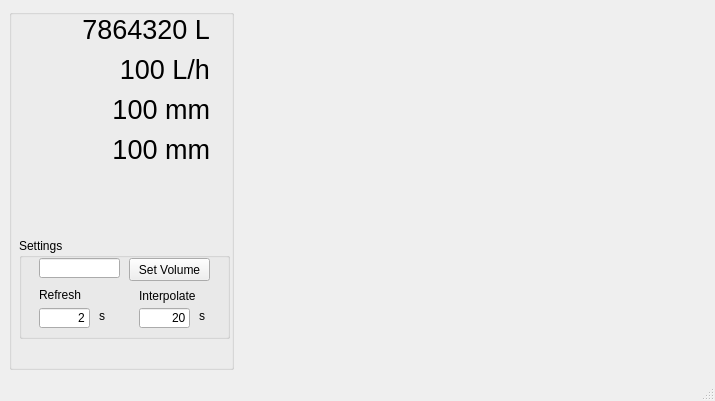
The window that helium_monitor/gui_helium.ui (konchris/andreev) describes before a commit, drawn with Qt 5.
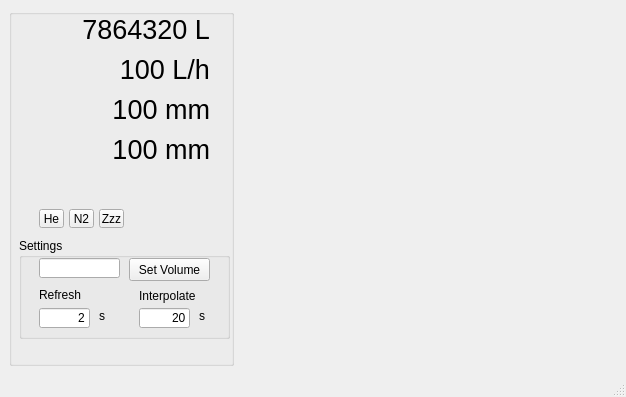
The same window after the commit. Custom widgets are drawn as their Qt base class.

Commit message: ADD: Working HDF5 ADD: helium_monitor/run_helium.py to show HeLvl ADD: 2d Plot

```diff
--- a/helium_monitor/gui_helium.ui
+++ b/helium_monitor/gui_helium.ui
@@ -6,8 +6,8 @@
    <rect>
     <x>0</x>
     <y>0</y>
-    <width>715</width>
-    <height>401</height>
+    <width>626</width>
+    <height>397</height>
    </rect>
   </property>
   <property name="windowTitle">
@@ -236,14 +236,64 @@
         <set>Qt::AlignRight|Qt::AlignTrailing|Qt::AlignVCenter</set>
        </property>
       </widget>
+      <widget class="QToolButton" name="btnHe">
+       <property name="geometry">
+        <rect>
+         <x>30</x>
+         <y>200</y>
+         <width>25</width>
+         <height>19</height>
+        </rect>
+       </property>
+       <property name="text">
+        <string>He</string>
+       </property>
+      </widget>
+      <widget class="QToolButton" name="btnN2">
+       <property name="geometry">
+        <rect>
+         <x>60</x>
+         <y>200</y>
+         <width>25</width>
+         <height>19</height>
+        </rect>
+       </property>
+       <property name="text">
+        <string>N2</string>
+       </property>
+      </widget>
+      <widget class="QToolButton" name="btnZzz">
+       <property name="geometry">
+        <rect>
+         <x>90</x>
+         <y>200</y>
+         <width>25</width>
+         <height>19</height>
+        </rect>
+       </property>
+       <property name="text">
+        <string>Zzz</string>
+       </property>
+      </widget>
      </widget>
     </item>
     <item>
-     <widget class="CurveWidget" name="curvewidget">
-      <property name="orientation">
-       <enum>Qt::Horizontal</enum>
-      </property>
-     </widget>
+     <layout class="QVBoxLayout" name="verticalLayout">
+      <item>
+       <widget class="CurveWidget" name="curvewidget">
+        <property name="orientation">
+         <enum>Qt::Horizontal</enum>
+        </property>
+       </widget>
+      </item>
+      <item>
+       <widget class="CurveWidget" name="curvewidget_2">
+        <property name="orientation">
+         <enum>Qt::Horizontal</enum>
+        </property>
+       </widget>
+      </item>
+     </layout>
     </item>
    </layout>
   </widget>
```
Left out of the diff: 2 changed lines with no effect on the pictures. The commit also changes 18 other files.
